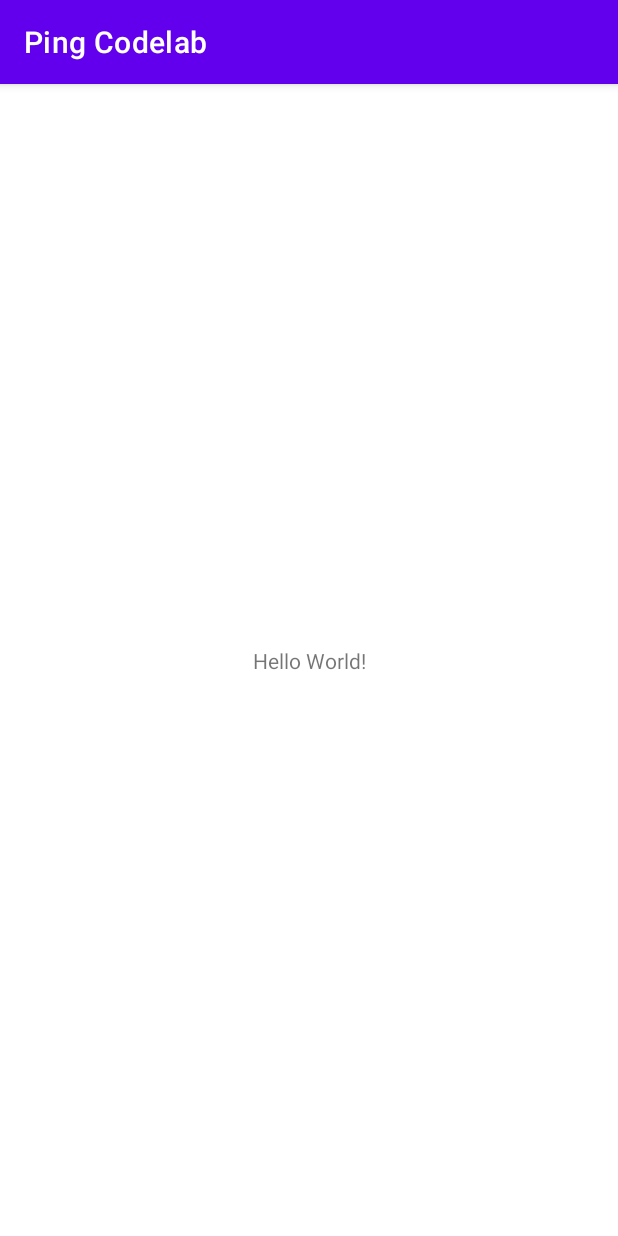
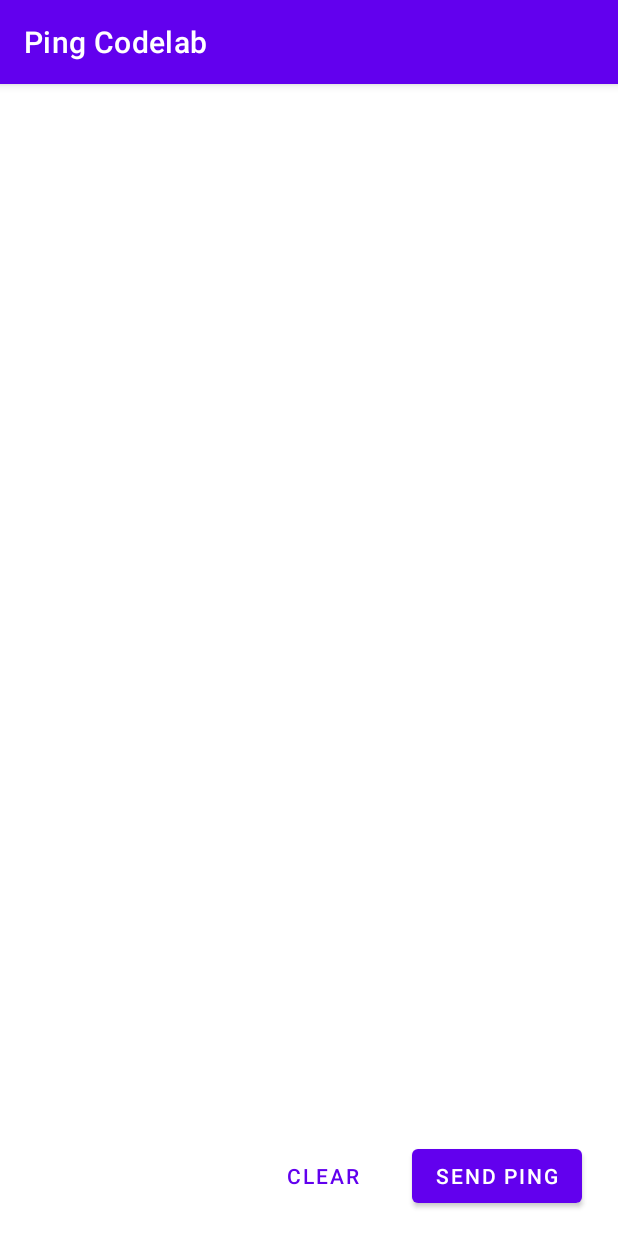
Before and after one commit to AwalaApp/codelabs, an Android app: the screen it shows after launch (MainActivity), on a phone screen of 412 x 824 dp. Run offline under Robolectric (Android 15) with nearby library versions, the phone set to English and light mode, and no system bars.

Commit message:
apply changes

```diff
--- a/examples/android-centralised/app/build.gradle
+++ b/examples/android-centralised/app/build.gradle
@@ -33,7 +33,6 @@ android {
 }
 
 dependencies {
-
     implementation "org.jetbrains.kotlin:kotlin-stdlib:$kotlin_version"
     implementation 'androidx.core:core-ktx:1.3.2'
     implementation 'androidx.appcompat:appcompat:1.2.0'
@@ -42,4 +41,12 @@ dependencies {
     testImplementation 'junit:junit:4.+'
     androidTestImplementation 'androidx.test.ext:junit:1.1.2'
     androidTestImplementation 'androidx.test.espresso:espresso-core:3.3.0'
+
+    // Awala
+    implementation 'tech.relaycorp:awaladroid:1.5.1'
+    // Preferences
+    implementation 'androidx.preference:preference-ktx:1.1.1'
+    implementation 'com.github.tfcporciuncula.flow-preferences:flow-preferences:1.3.4'
+    implementation 'com.squareup.moshi:moshi:1.9.3'
+    implementation 'com.squareup.moshi:moshi-kotlin:1.9.3'
 }
--- a/examples/android-centralised/app/src/main/AndroidManifest.xml
+++ b/examples/android-centralised/app/src/main/AndroidManifest.xml
@@ -1,6 +1,7 @@
 <?xml version="1.0" encoding="utf-8"?>
 <manifest xmlns:android="http://schemas.android.com/apk/res/android"
     package="com.example.pingcodelab">
+    <uses-permission android:name="tech.relaycorp.gateway.SYNC" />
 
     <application
         android:allowBackup="true"
--- a/examples/android-centralised/app/src/main/res/layout/activity_main.xml
+++ b/examples/android-centralised/app/src/main/res/layout/activity_main.xml
@@ -1,18 +1,45 @@
 <?xml version="1.0" encoding="utf-8"?>
-<androidx.constraintlayout.widget.ConstraintLayout xmlns:android="http://schemas.android.com/apk/res/android"
-    xmlns:app="http://schemas.android.com/apk/res-auto"
+<LinearLayout xmlns:android="http://schemas.android.com/apk/res/android"
     xmlns:tools="http://schemas.android.com/tools"
     android:layout_width="match_parent"
     android:layout_height="match_parent"
+    android:clipChildren="false"
+    android:clipToPadding="false"
+    android:orientation="vertical"
+    android:padding="16dp"
     tools:context=".MainActivity">
 
-    <TextView
-        android:layout_width="wrap_content"
+    <androidx.core.widget.NestedScrollView
+        android:layout_width="match_parent"
+        android:layout_height="0dp"
+        android:layout_weight="1">
+
+        <TextView
+            android:id="@+id/pings"
+            android:layout_width="match_parent"
+            android:layout_height="wrap_content" />
+    </androidx.core.widget.NestedScrollView>
+
+    <LinearLayout
+        android:layout_width="match_parent"
         android:layout_height="wrap_content"
-        android:text="Hello World!"
-        app:layout_constraintBottom_toBottomOf="parent"
-        app:layout_constraintLeft_toLeftOf="parent"
-        app:layout_constraintRight_toRightOf="parent"
-        app:layout_constraintTop_toTopOf="parent" />
+        android:gravity="end"
+        android:orientation="horizontal">
 
-</androidx.constraintlayout.widget.ConstraintLayout>
+        <com.google.android.material.button.MaterialButton
+            android:id="@+id/clear"
+            style="@style/Widget.MaterialComponents.Button.TextButton"
+            android:layout_width="wrap_content"
+            android:layout_height="wrap_content"
+            android:layout_gravity="top|end"
+            android:layout_marginHorizontal="8dp"
+            android:text="Clear" />
+
+        <com.google.android.material.button.MaterialButton
+            android:id="@+id/send"
+            android:layout_width="wrap_content"
+            android:layout_height="wrap_content"
+            android:layout_marginHorizontal="8dp"
+            android:text="Send Ping" />
+    </LinearLayout>
+</LinearLayout>
```
Also changed, not shown: examples/android-centralised/gradle/wrapper/gradle-wrapper.properties, 1 other file.
